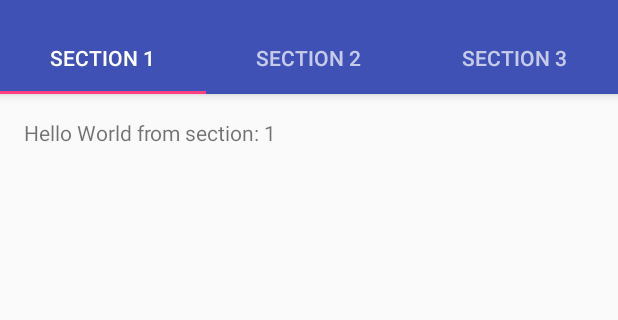
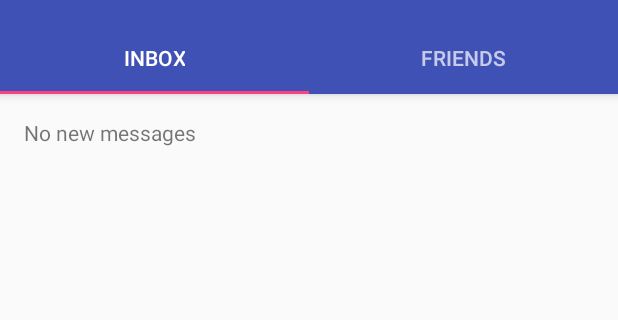
Before and after one commit to suryachintu/Ribbit, an Android app: the screen it shows after launch (MainActivity), on a phone screen of 412 x 824 dp, the part 74-394 px from its top. Run offline under Robolectric (Android 15) with nearby library versions, the phone set to English and light mode, and no system bars; libraries missing offline, so code that uses them is left out: com.firebase.client; 4 statements that could not run were skipped.

Commit message:
Found bug in inflating fragments

```diff
--- /dev/null
+++ b/app/src/main/java/com/example/android/ribbit/InboxFragment.java
@@ -0,0 +1,12 @@
+package com.example.android.ribbit;
+
+import android.app.ListFragment;
+
+/**
+ * Created by surya on 06-06-2016.
+ */
+public class InboxFragment extends ListFragment {
+
+
+
+}
--- a/app/src/main/java/com/example/android/ribbit/MainActivity.java
+++ b/app/src/main/java/com/example/android/ribbit/MainActivity.java
@@ -4,7 +4,6 @@ import android.content.Intent;
 import android.os.Bundle;
 import android.support.design.widget.TabLayout;
 import android.support.v4.app.Fragment;
-import android.support.v4.app.FragmentManager;
 import android.support.v4.app.FragmentPagerAdapter;
 import android.support.v4.view.ViewPager;
 import android.support.v7.app.AppCompatActivity;
@@ -14,13 +13,14 @@ import android.view.Menu;
 import android.view.MenuItem;
 import android.view.View;
 import android.view.ViewGroup;
-import android.widget.TextView;
 
 import com.example.android.ribbit.Constants.Constants;
 import com.firebase.client.AuthData;
 import com.firebase.client.Firebase;
 
 public class MainActivity extends AppCompatActivity {
+
+    protected final String LOG_TAG = MainActivity.class.getSimpleName();
 
     /**
      * The {@link android.support.v4.view.PagerAdapter} that will provide
@@ -30,7 +30,7 @@ public class MainActivity extends AppCompatActivity {
      * may be best to switch to a
      * {@link android.support.v4.app.FragmentStatePagerAdapter}.
      */
-    private SectionsPagerAdapter mSectionsPagerAdapter;
+    private SectionPagerAdapter mSectionsPagerAdapter;
 
     /**
      * The {@link ViewPager} that will host the section contents.
@@ -52,7 +52,7 @@ public class MainActivity extends AppCompatActivity {
         setSupportActionBar(toolbar);
         // Create the adapter that will return a fragment for each of the three
         // primary sections of the activity.
-        mSectionsPagerAdapter = new SectionsPagerAdapter(getSupportFragmentManager());
+        mSectionsPagerAdapter = new SectionPagerAdapter(getSupportFragmentManager());
 
         // Set up the ViewPager with the sections adapter.
         mViewPager = (ViewPager) findViewById(R.id.container);
@@ -123,47 +123,10 @@ public class MainActivity extends AppCompatActivity {
         @Override
         public View onCreateView(LayoutInflater inflater, ViewGroup container,
                                  Bundle savedInstanceState) {
-            View rootView = inflater.inflate(R.layout.fragment_main, container, false);
-            TextView textView = (TextView) rootView.findViewById(R.id.section_label);
-            textView.setText(getString(R.string.section_format, getArguments().getInt(ARG_SECTION_NUMBER)));
+            View rootView = inflater.inflate(R.layout.fragment_inbox, container, false);
+//            TextView textView = (TextView) rootView.findViewById(R.id.section_label);
+//            textView.setText(getString(R.string.section_format, getArguments().getInt(ARG_SECTION_NUMBER)));
             return rootView;
         }
     }
-
-    /**
-     * A {@link FragmentPagerAdapter} that returns a fragment corresponding to
-     * one of the sections/tabs/pages.
-     */
-    public class SectionsPagerAdapter extends FragmentPagerAdapter {
-
-        public SectionsPagerAdapter(FragmentManager fm) {
-            super(fm);
-        }
-
-        @Override
-        public Fragment getItem(int position) {
-            // getItem is called to instantiate the fragment for the given page.
-            // Return a PlaceholderFragment (defined as a static inner class below).
-            return PlaceholderFragment.newInstance(position + 1);
-        }
-
-        @Override
-        public int getCount() {
-            // Show 3 total pages.
-            return 3;
-        }
-
-        @Override
-        public CharSequence getPageTitle(int position) {
-            switch (position) {
-                case 0:
-                    return "SECTION 1";
-                case 1:
-                    return "SECTION 2";
-                case 2:
-                    return "SECTION 3";
-            }
-            return null;
-        }
-    }
 }
--- /dev/null
+++ b/app/src/main/java/com/example/android/ribbit/SectionPagerAdapter.java
@@ -0,0 +1,44 @@
+package com.example.android.ribbit;
+
+/**
+ * Created by surya on 06-06-2016.
+ */
+
+import android.support.v4.app.Fragment;
+import android.support.v4.app.FragmentManager;
+import android.support.v4.app.FragmentPagerAdapter;
+
+/**
+ * A {@link FragmentPagerAdapter} that returns a fragment corresponding to
+ * one of the sections/tabs/pages.
+ */
+public class SectionPagerAdapter extends FragmentPagerAdapter {
+
+    public SectionPagerAdapter(FragmentManager fm) {
+        super(fm);
+    }
+
+    @Override
+    public Fragment getItem(int position) {
+        // getItem is called to instantiate the fragment for the given page.
+        // Return a PlaceholderFragment (defined as a static inner class below).
+        return MainActivity.PlaceholderFragment.newInstance(position + 1);
+    }
+
+    @Override
+    public int getCount() {
+        // Show 3 total pages.
+        return 2;
+    }
+
+    @Override
+    public CharSequence getPageTitle(int position) {
+        switch (position) {
+            case 0:
+                return "INBOX";
+            case 1:
+                return "FRIENDS";
+        }
+        return null;
+    }
+}
--- a/app/src/main/res/layout/fragment_main.xml
+++ b/app/src/main/res/layout/fragment_inbox.xml
@@ -8,9 +8,15 @@
                 android:paddingTop="@dimen/activity_vertical_margin"
                 tools:context="com.example.android.ribbit.MainActivity$PlaceholderFragment">
 
+    <ListView
+        android:layout_width="match_parent"
+        android:layout_height="match_parent"
+        android:id="@+id/listView"></ListView>
+
     <TextView
-        android:id="@+id/section_label"
         android:layout_width="wrap_content"
-        android:layout_height="wrap_content"/>
+        android:layout_height="wrap_content"
+        android:id="@+id/empty"
+        android:text="@string/empty_inbox_label"/>
 
 </RelativeLayout>
--- a/app/src/main/res/values/strings.xml
+++ b/app/src/main/res/values/strings.xml
@@ -10,8 +10,9 @@
     <string name="title_activity_sign_up">SignUpActivity</string>
     <string name="sign_up_button_label">Sign Up</string>
     <string name="email_hint">email</string>
-    <string name="sign_up_error_message">Wrong Credentials...</string>
-    <string name="sign_up_error_title">Oops...!</string>
+    <string name="sign_up_error_message">Wrong Credentials…</string>
+    <string name="sign_up_error_title">Oops…!</string>
     <string name="ok">OK</string>
     <string name="action_logout">Logout</string>
+    <string name="empty_inbox_label">No new messages</string>
 </resources>
```
